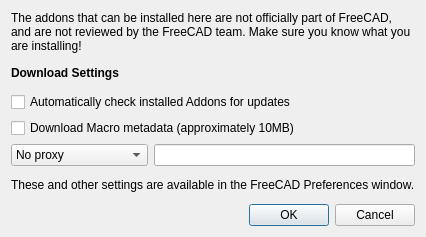
chennes/AddonManager, file first_run.ui: the form before one commit.
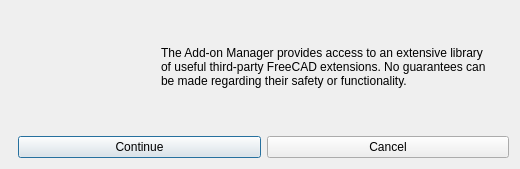
The form after the commit. Icons and pictures are not drawn.

Commit message:
Changes to Addon First Run Dialog (#17518)
* Changes to Addon First Run Dialog

Updated Addon Manager first run dialog as per issue no. #17317

* Incorporated review comments

* Update src/Mod/AddonManager/addonmanager_preferences_defaults.json

* Update src/Mod/AddonManager/addonmanager_preferences_defaults.json

* Removed default assigns as requested

* Defaults updated

---------

Diff of the .ui file:
```diff
--- a/first_run.ui
+++ b/first_run.ui
@@ -9,94 +9,103 @@
    <rect>
     <x>0</x>
     <y>0</y>
-    <width>398</width>
-    <height>237</height>
+    <width>520</width>
+    <height>110</height>
    </rect>
   </property>
   <property name="windowTitle">
    <string>Welcome to the Addon Manager</string>
   </property>
-  <layout class="QVBoxLayout" name="verticalLayout">
-   <item>
-    <widget class="QLabel" name="labelWarning">
-     <property name="text">
-      <string>The addons that can be installed here are not officially part of FreeCAD, and are not reviewed by the FreeCAD team. Make sure you know what you are installing!</string>
-     </property>
-     <property name="wordWrap">
-      <bool>true</bool>
-     </property>
-    </widget>
-   </item>
-   <item>
-    <widget class="QLabel" name="label_2">
-     <property name="font">
-      <font>
-       <weight>75</weight>
-       <bold>true</bold>
-      </font>
-     </property>
-     <property name="text">
-      <string>Download Settings</string>
-     </property>
-    </widget>
-   </item>
-   <item>
-    <widget class="QCheckBox" name="checkBoxAutoCheck">
-     <property name="text">
-      <string>Automatically check installed Addons for updates</string>
-     </property>
-    </widget>
-   </item>
-   <item>
-    <widget class="QCheckBox" name="checkBoxDownloadMacroMetadata">
-     <property name="text">
-      <string>Download Macro metadata (approximately 10MB)</string>
-     </property>
-    </widget>
-   </item>
-   <item>
-    <layout class="QHBoxLayout" name="horizontalLayout">
-     <item>
-      <widget class="QComboBox" name="comboBoxProxy">
-       <item>
-        <property name="text">
-         <string>No proxy</string>
+   <layout class="QVBoxLayout" name="verticalLayout">
+    <item>
+      <layout class="QHBoxLayout" name="bodyLayout">
+        <property name="spacing">
+          <number>30</number>
         </property>
-       </item>
-       <item>
-        <property name="text">
-         <string>System proxy</string>
+        <property name="leftMargin">
+          <number>20</number>
         </property>
-       </item>
-       <item>
-        <property name="text">
-         <string>User-defined proxy:</string>
+        <property name="topMargin">
+          <number>6</number>
         </property>
-       </item>
-      </widget>
-     </item>
-     <item>
-      <widget class="QLineEdit" name="lineEditProxy"/>
-     </item>
-    </layout>
-   </item>
-   <item>
-    <widget class="QLabel" name="label_3">
-     <property name="text">
-      <string>These and other settings are available in the FreeCAD Preferences window.</string>
-     </property>
-    </widget>
-   </item>
-   <item>
-    <widget class="QDialogButtonBox" name="buttonBox">
-     <property name="orientation">
-      <enum>Qt::Horizontal</enum>
-     </property>
-     <property name="standardButtons">
-      <set>QDialogButtonBox::Cancel|QDialogButtonBox::Ok</set>
-     </property>
-    </widget>
-   </item>
+        <property name="rightMargin">
+          <number>20</number>
+        </property>
+        <property name="bottomMargin">
+          <number>6</number>
+        </property>
+        <item>
+          <widget class="QLabel" name="warningIconLabel">
+            <property name="minimumSize">
+              <size>
+                <width>100</width>
+                <height>100</height>
+              </size>
+            </property>
+            <property name="maximumSize">
+              <size>
+                <width>100</width>
+                <height>100</height>
+              </size>
+            </property>
+            <property name="scaledContents">
+              <bool>false</bool>
+            </property>
+            <property name="pixmap">
+              <pixmap resource="../AddonManager.qrc">:/icons/AddonMgrWithWarning.svg</pixmap>
+            </property>
+          </widget>
+        </item>
+        <item>
+          <widget class="QLabel" name="labelWarning">
+            <property name="text">
+              <string>The Add-on Manager provides access to an extensive library of useful third-party FreeCAD extensions. No guarantees can be made regarding their safety or functionality.</string>
+            </property>
+            <property name="wordWrap">
+              <bool>true</bool>
+            </property>
+          </widget>
+        </item>
+      </layout>
+    </item>
+    <item>
+      <spacer name="verticalSpacerMiddle">
+        <property name="orientation">
+          <enum>Qt::Vertical</enum>
+        </property>
+        <property name="sizeType">
+          <enum>QSizePolicy::Expanding</enum>
+        </property>
+      </spacer>
+    </item>
+    <item>
+      <layout class="QHBoxLayout" name="buttonLayout">
+        <item>
+          <spacer name="horizontalSpacerLeft">
+            <property name="orientation">
+              <enum>Qt::Horizontal</enum>
+            </property>
+            <property name="sizeType">
+              <enum>QSizePolicy::Expanding</enum>
+            </property>
+          </spacer>
+        </item>
+        <item>
+          <widget class="QPushButton" name="buttonContinue">
+            <property name="text">
+              <string>Continue</string>
+            </property>
+          </widget>
+        </item>
+        <item>
+          <widget class="QPushButton" name="buttonQuit">
+            <property name="text">
+              <string>Cancel</string>
+            </property>
+          </widget>
+        </item>
+      </layout>
+    </item>
   </layout>
  </widget>
  <resources/>
```
Left out of the diff: 41 changed lines with no effect on the pictures. The commit also changes 5 other files.
